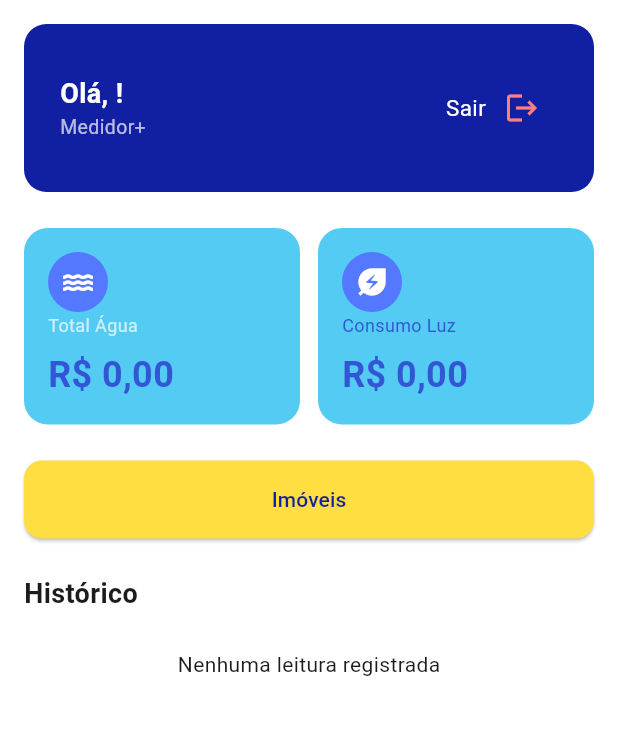
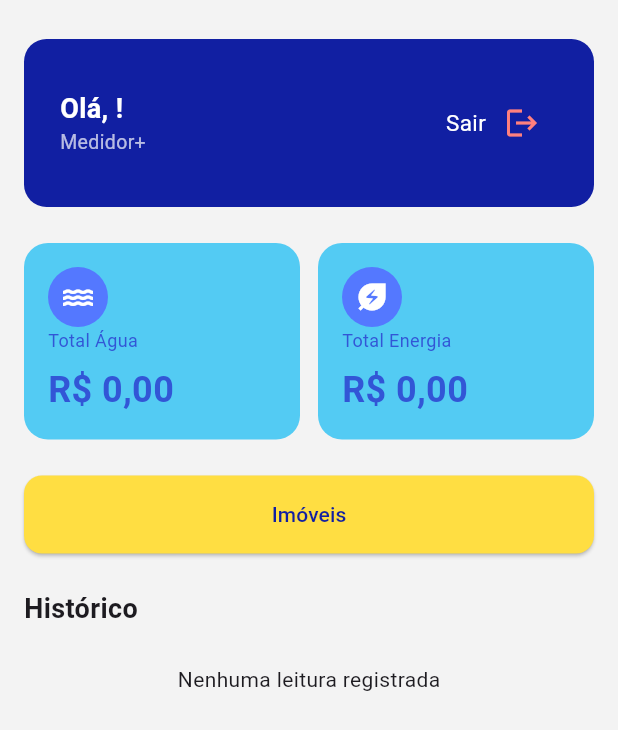
Before and after one commit to rafaelfmaranhao/medidor_plus, a Flutter app: the Dashboard screen opened directly, on a phone screen of 412 x 824 dp. Shown: the top 730 px of the screen. Run offline on Flutter 3.47's test engine with Material 3 defaults, Android fonts, the phone set to English and light mode, and no system bars; our stand-ins replace datetime_picker_formfield_new, flutter_dotenv, shared_preferences; accounts and stored records are empty; network calls fail.

Commit message:
correções de bug

```diff
--- a/lib/screens/dashboard.dart
+++ b/lib/screens/dashboard.dart
@@ -62,10 +62,11 @@ class _DashboardState extends State<Dashboard> {
     }
 
     return Scaffold(
-      backgroundColor: Colors.white,
+      backgroundColor: Color.fromARGB(255, 243, 243, 243),
       body: SingleChildScrollView(
         child: Column(
           children: [
+            SizedBox(height: 10,),
 
             _buildHeader(),
 
@@ -167,7 +168,7 @@ class _DashboardState extends State<Dashboard> {
                 SizedBox(width: 8),
                 Text(
                   'Total Água',
-                  style: TextStyle(color: Colors.white70, fontSize: 12),
+                  style: TextStyle(color: Color.fromARGB(255, 50, 86, 214), fontSize: 12),
                 ),
 
                 SizedBox(height: 8),
@@ -202,7 +203,7 @@ class _DashboardState extends State<Dashboard> {
                   child: Icon(Icons.energy_savings_leaf, color: Colors.white),
                 ),
                 Text(
-                  'Consumo Luz',
+                  'Total Energia',
                   style: TextStyle(color: Color.fromARGB(255, 50, 86, 214), fontSize: 12),
                 ),
 
--- a/lib/screens/medidor.dart
+++ b/lib/screens/medidor.dart
@@ -268,7 +268,7 @@ class _MedidorPageState extends State<MedidorPage> {
                       ),
                     ),
                     title: Text('${medidor['tipo']} · ${medidor['unidade']}'),
-                    subtitle: Text(medidor['identificador']),
+                    subtitle: Text('Ident.: ${medidor['identificador']}'),
                   );
                 },
               )
```
Also changed, not shown: lib/screens/imoveis.dart (+6 -4 lines).
